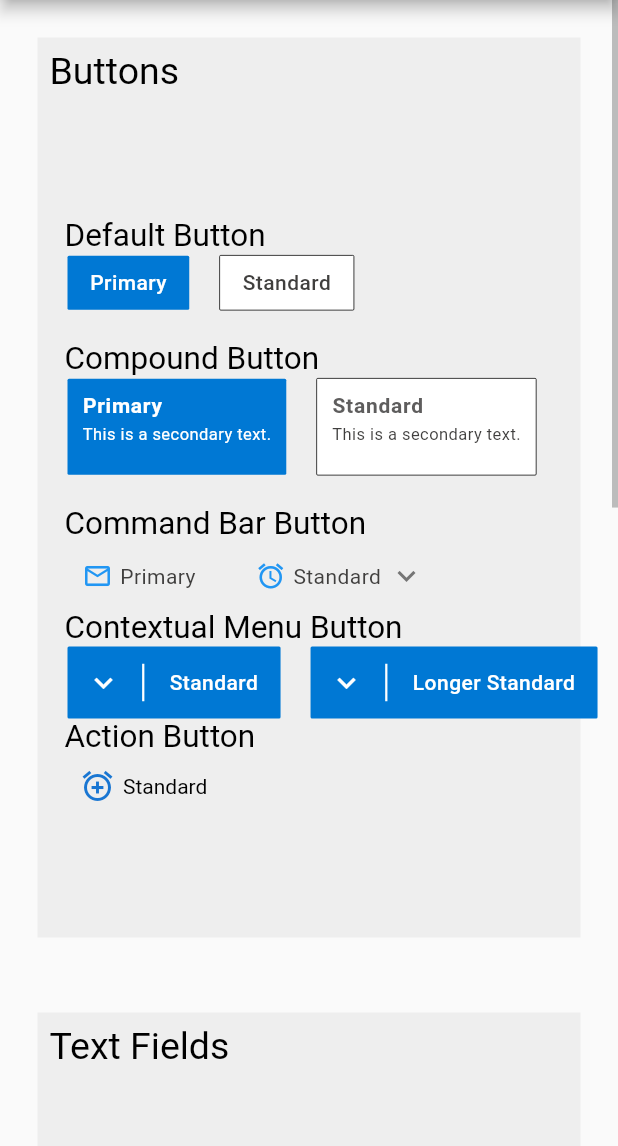
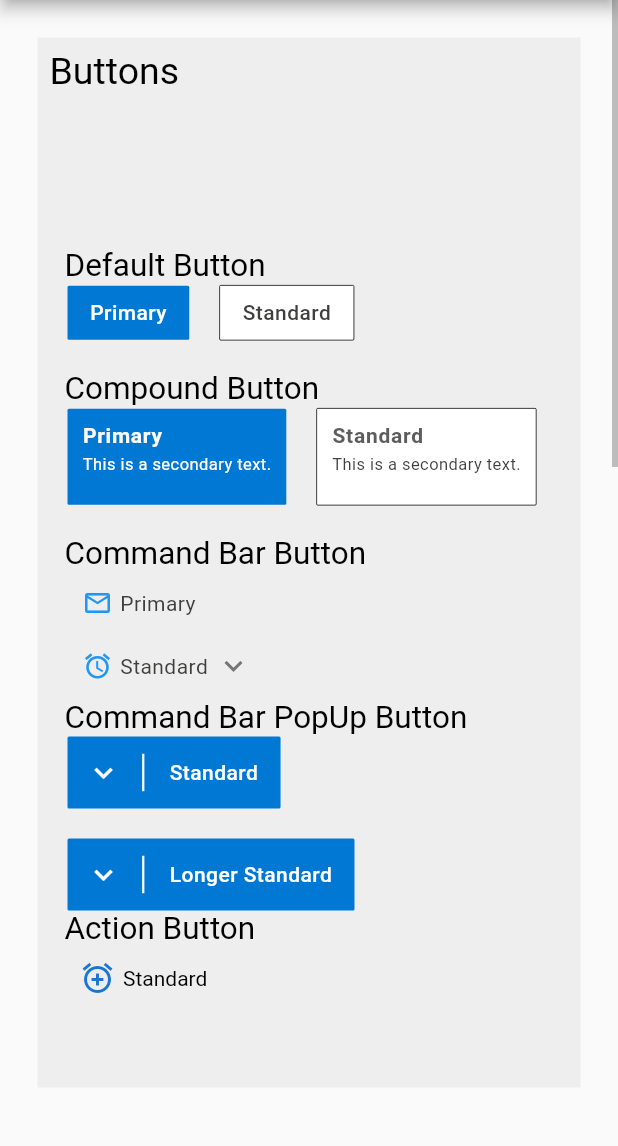
Before and after one commit to Zamaruu/flutter-fluent-ui-library, a Flutter app: the screen it shows after launch, on a phone screen of 412 x 824 dp, the part 90-1236 px from its top. Run offline on Flutter 3.47's test engine with Material 2 defaults, Android fonts, the phone set to English and light mode, and no system bars.

Commit message:
mian page ui changed

```diff
--- a/lib/routes/mainpage.dart
+++ b/lib/routes/mainpage.dart
@@ -57,7 +57,7 @@ class MainPage extends StatelessWidget {
         isAlwaysShown: true,
         child: ListView(
           children: [
-            detailTile("Buttons", 600, [
+            detailTile("Buttons", 700, [
               subject("Default Button"),
               Row(
                 children: [
@@ -98,6 +98,10 @@ class MainPage extends StatelessWidget {
                     width: 20,
                   ),
                   CommandBarButton("Primary", Icons.mail_outline),
+                ],
+              ),
+              Row(
+                children: [
                   SizedBox(
                     width: 20,
                   ),
@@ -107,7 +111,7 @@ class MainPage extends StatelessWidget {
                   ),
                 ],
               ),
-              subject("Contextual Menu Button"),
+              subject("Command Bar PopUp Button"),
               Row(
                 children: [
                   SizedBox(
@@ -117,6 +121,13 @@ class MainPage extends StatelessWidget {
                     "Standard",
                     popUpButtons
                   ),
+                ],
+              ),
+              SizedBox(
+                    height: 20,
+                  ),
+              Row(
+                children: [
                   SizedBox(
                     width: 20,
                   ),
--- a/lib/ui/fluentui/fluentbutton.dart
+++ b/lib/ui/fluentui/fluentbutton.dart
@@ -416,6 +416,13 @@ class _ActionButtonState extends State<ActionButton> {
     });
   }
 
+  onEnter(PointerEnterEvent onEnter){
+    setState(() {
+      _textColor = Colors.black;
+      _iconColor = Colors.blue[700];
+    });
+  }
+
   @override
   Widget build(BuildContext context) {
     return Container(
```
